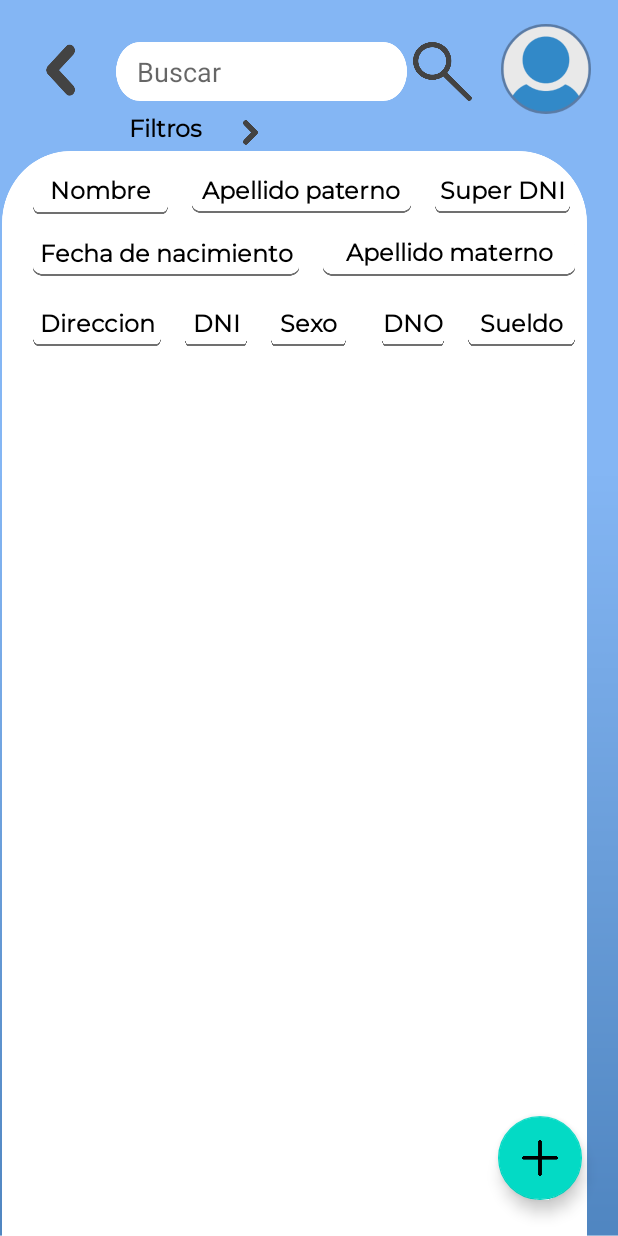
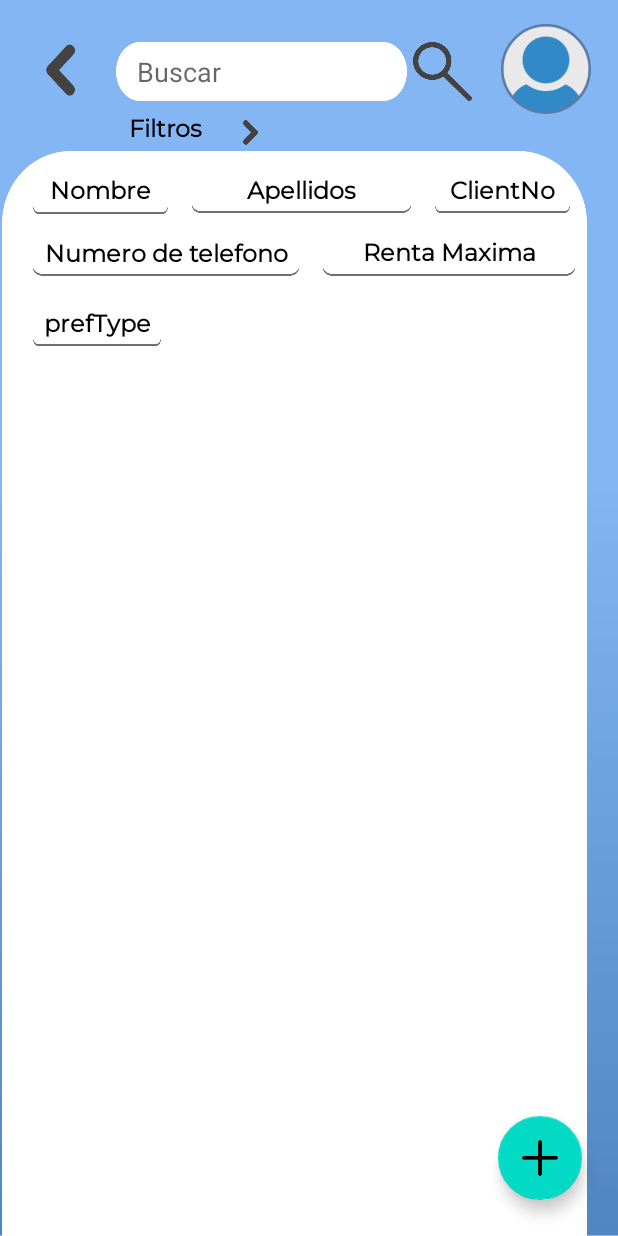
Before and after one commit to Osvaldo2911/CRUD_TBD, an Android app: the layout activity_datos.xml on its own in the app's theme, with its tools: preview values and no code run, on a phone screen of 412 x 824 dp. Run offline under Robolectric (Android 15) with nearby library versions, the phone set to English and light mode, and no system bars.

```diff
--- a/app/src/main/res/layout/activity_datos.xml
+++ b/app/src/main/res/layout/activity_datos.xml
@@ -40,7 +40,7 @@
         android:layout_marginTop="16dp"
         android:background="@drawable/usuario"
         app:layout_constraintEnd_toEndOf="parent"
-        app:layout_constraintStart_toEndOf="@+id/textView2"
+        app:layout_constraintStart_toEndOf="@+id/lbl_buscarBTN"
         app:layout_constraintTop_toTopOf="parent" />
 
     <com.google.android.material.floatingactionbutton.FloatingActionButton
@@ -70,12 +70,13 @@
         app:layout_constraintTop_toTopOf="parent" />
 
     <TextView
-        android:id="@+id/textView2"
+        android:id="@+id/lbl_buscarBTN"
         android:layout_width="40dp"
         android:layout_height="40dp"
         android:layout_marginStart="4dp"
         android:layout_marginTop="28dp"
         android:background="@drawable/buscar"
+        android:clickable="true"
         app:layout_constraintStart_toEndOf="@+id/ed_busqueda_filtro"
         app:layout_constraintTop_toTopOf="parent" />
 
@@ -141,7 +142,7 @@
             android:background="@drawable/filtrob"
             android:clickable="true"
             android:fontFamily="@font/montserrat"
-            android:text="Direccion"
+            android:text="prefType"
             android:textAlignment="center"
             android:textColor="#000000"
             android:textSize="16sp"
@@ -149,44 +150,6 @@
             app:layout_constraintBottom_toBottomOf="parent"
             app:layout_constraintStart_toStartOf="parent"
             app:layout_constraintTop_toBottomOf="@+id/lbl_f_fn" />
-
-        <TextView
-            android:id="@+id/lbl_f_sex"
-            android:layout_width="50dp"
-            android:layout_height="25dp"
-            android:layout_marginStart="16dp"
-            android:layout_marginTop="16dp"
-            android:layout_marginBottom="24dp"
-            android:background="@drawable/filtrob"
-            android:clickable="true"
-            android:fontFamily="@font/montserrat"
-            android:text="Sexo"
-            android:textAlignment="center"
-            android:textColor="#000000"
-            android:textSize="16sp"
-            android:textStyle="bold"
-            app:layout_constraintBottom_toBottomOf="parent"
-            app:layout_constraintStart_toEndOf="@+id/lbl_f_dni"
-            app:layout_constraintTop_toBottomOf="@+id/lbl_f_fn" />
-
-        <TextView
-            android:id="@+id/lbl_f_suel"
-            android:layout_width="71dp"
-            android:layout_height="25dp"
-            android:layout_marginStart="16dp"
-            android:layout_marginTop="16dp"
-            android:layout_marginBottom="24dp"
-            android:background="@drawable/filtrob"
-            android:clickable="true"
-            android:fontFamily="@font/montserrat"
-            android:text="Sueldo"
-            android:textAlignment="center"
-            android:textColor="#000000"
-            android:textSize="16sp"
-            android:textStyle="bold"
-            app:layout_constraintBottom_toBottomOf="parent"
-            app:layout_constraintStart_toEndOf="@+id/lbl_f_dno"
-            app:layout_constraintTop_toBottomOf="@+id/lbl_f_am" />
 
         <TextView
             android:id="@+id/lbl_f_sdni"
@@ -197,7 +160,7 @@
             android:background="@drawable/filtrob"
             android:clickable="true"
             android:fontFamily="@font/montserrat"
-            android:text="Super DNI"
+            android:text="ClientNo"
             android:textAlignment="center"
             android:textColor="#000000"
             android:textSize="16sp"
@@ -214,51 +177,13 @@
             android:background="@drawable/filtrob"
             android:clickable="true"
             android:fontFamily="@font/montserrat"
-            android:text="Fecha de nacimiento"
+            android:text="Numero de telefono"
             android:textAlignment="center"
             android:textColor="#000000"
             android:textSize="16sp"
             android:textStyle="bold"
             app:layout_constraintStart_toStartOf="parent"
             app:layout_constraintTop_toBottomOf="@+id/lbl_f_nom" />
-
-        <TextView
-            android:id="@+id/lbl_f_dno"
-            android:layout_width="41dp"
-            android:layout_height="25dp"
-            android:layout_marginStart="24dp"
-            android:layout_marginTop="16dp"
-            android:layout_marginBottom="24dp"
-            android:background="@drawable/filtrob"
-            android:clickable="true"
-            android:fontFamily="@font/montserrat"
-            android:text="DNO"
-            android:textAlignment="center"
-            android:textColor="#000000"
-            android:textSize="16sp"
-            android:textStyle="bold"
-            app:layout_constraintBottom_toBottomOf="parent"
-            app:layout_constraintStart_toEndOf="@+id/lbl_f_sex"
-            app:layout_constraintTop_toBottomOf="@+id/lbl_f_am" />
-
-        <TextView
-            android:id="@+id/lbl_f_dni"
-            android:layout_width="41dp"
-            android:layout_height="25dp"
-            android:layout_marginStart="16dp"
-            android:layout_marginTop="16dp"
-            android:layout_marginBottom="24dp"
-            android:background="@drawable/filtrob"
-            android:clickable="true"
-            android:fontFamily="@font/montserrat"
-            android:text="DNI"
-            android:textAlignment="center"
-            android:textColor="#000000"
-            android:textSize="16sp"
-            android:textStyle="bold"
-            app:layout_constraintBottom_toBottomOf="parent"
-            app:layout_constraintStart_toEndOf="@+id/lbl_f_dir"
-            app:layout_constraintTop_toBottomOf="@+id/lbl_f_fn" />
 
         <TextView
             android:id="@+id/lbl_f_am"
@@ -269,7 +194,7 @@
             android:background="@drawable/filtrob"
             android:clickable="true"
             android:fontFamily="@font/montserrat"
-            android:text="Apellido materno"
+            android:text="Renta Maxima"
             android:textAlignment="center"
             android:textColor="#000000"
             android:textSize="16sp"
@@ -286,7 +211,7 @@
             android:background="@drawable/filtrob"
             android:clickable="true"
             android:fontFamily="@font/montserrat"
-            android:text="Apellido paterno"
+            android:text="Apellidos"
             android:textAlignment="center"
             android:textColor="#000000"
             android:textSize="16sp"
--- /dev/null
+++ b/app/src/main/res/layout/item_list.xml
@@ -0,0 +1,6 @@
+<?xml version="1.0" encoding="utf-8"?>
+<androidx.constraintlayout.widget.ConstraintLayout xmlns:android="http://schemas.android.com/apk/res/android"
+    android:layout_width="match_parent"
+    android:layout_height="match_parent">
+
+</androidx.constraintlayout.widget.ConstraintLayout>
```
Also changed, not shown: app/src/main/java/DAO/clienteDAO.java (+10 -1 lines), app/src/main/java/com/example/crud_tbd/Activity_datos.java (+118 -249 lines).
